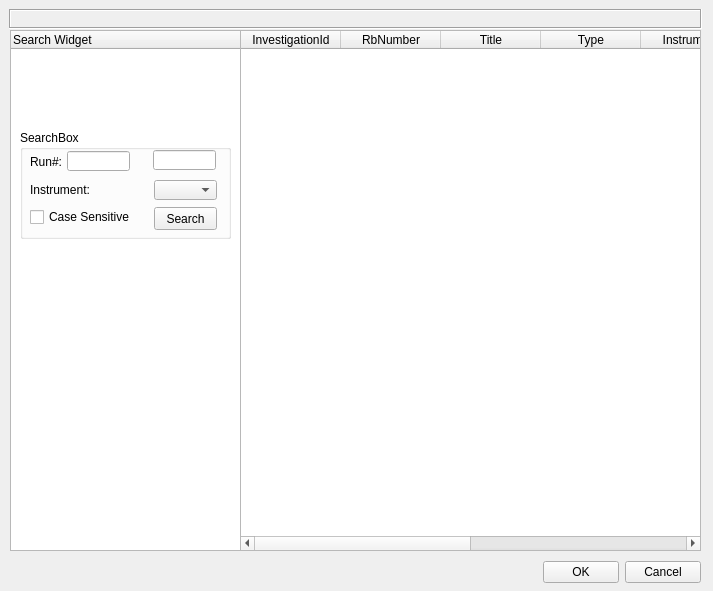
Qt form Code/qtiplot/MantidQt/MantidWidgets/inc/ICatSearch.ui (mantidproject/mantid) before a commit.
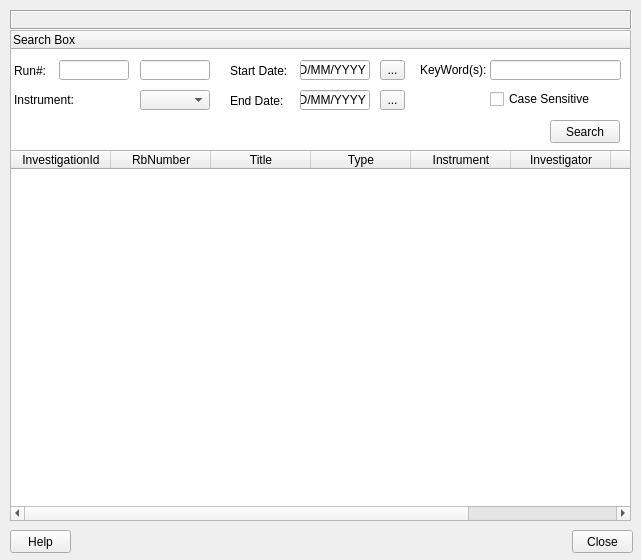
The same form after that commit.

Commit message: re #1317 - New menu item  and user interface for MyDataSearch is added.Added a new button to investigations details  user interface to select all files and a check box to select only data files.Now multiple data files can be downloaded and loaded to mantid from the ICat interface.

```diff
--- a/Code/qtiplot/MantidQt/MantidWidgets/inc/ICatSearch.ui
+++ b/Code/qtiplot/MantidQt/MantidWidgets/inc/ICatSearch.ui
@@ -5,8 +5,8 @@
    <rect>
     <x>0</x>
     <y>0</y>
-    <width>713</width>
-    <height>591</height>
+    <width>641</width>
+    <height>560</height>
    </rect>
   </property>
   <property name="windowTitle" >
@@ -15,15 +15,18 @@
   <widget class="QTableWidget" name="searchtableWidget" >
    <property name="geometry" >
     <rect>
-     <x>240</x>
-     <y>30</y>
-     <width>461</width>
-     <height>521</height>
+     <x>10</x>
+     <y>150</y>
+     <width>621</width>
+     <height>371</height>
     </rect>
    </property>
    <property name="toolTip" >
     <string>ICat Search Results Window</string>
    </property>
+   <property name="styleSheet" >
+    <string notr="true" >alternate-background-color: rgb(216, 225, 255);</string>
+   </property>
    <property name="alternatingRowColors" >
     <bool>true</bool>
    </property>
@@ -74,44 +77,132 @@
     </property>
    </column>
   </widget>
+  <widget class="QLabel" name="searchlabel" >
+   <property name="geometry" >
+    <rect>
+     <x>10</x>
+     <y>10</y>
+     <width>622</width>
+     <height>20</height>
+    </rect>
+   </property>
+   <property name="frameShape" >
+    <enum>QFrame::Box</enum>
+   </property>
+   <property name="frameShadow" >
+    <enum>QFrame::Sunken</enum>
+   </property>
+   <property name="text" >
+    <string/>
+   </property>
+  </widget>
   <widget class="QTreeWidget" name="searchtreeWidget" >
    <property name="geometry" >
     <rect>
      <x>10</x>
      <y>30</y>
-     <width>231</width>
-     <height>521</height>
+     <width>621</width>
+     <height>121</height>
     </rect>
    </property>
    <property name="toolTip" >
-    <string>ICat Search Widget</string>
+    <string>ICat Search Box</string>
    </property>
    <property name="statusTip" >
     <string/>
    </property>
    <column>
     <property name="text" >
-     <string>Search Widget</string>
+     <string>Search Box</string>
     </property>
    </column>
   </widget>
-  <widget class="QGroupBox" name="searchgroupBox" >
+  <widget class="QLabel" name="enddateLabel" >
    <property name="geometry" >
     <rect>
-     <x>20</x>
-     <y>130</y>
-     <width>211</width>
-     <height>109</height>
+     <x>230</x>
+     <y>93</y>
+     <width>61</width>
+     <height>16</height>
     </rect>
    </property>
-   <property name="title" >
-    <string>SearchBox</string>
+   <property name="text" >
+    <string>End Date:</string>
    </property>
+  </widget>
+  <widget class="QLineEdit" name="endRunEdit" >
+   <property name="geometry" >
+    <rect>
+     <x>140</x>
+     <y>60</y>
+     <width>70</width>
+     <height>20</height>
+    </rect>
+   </property>
+   <property name="toolTip" >
+    <string>End Run Number</string>
+   </property>
+  </widget>
+  <widget class="QLineEdit" name="startdateLineEdit" >
+   <property name="geometry" >
+    <rect>
+     <x>300</x>
+     <y>60</y>
+     <width>70</width>
+     <height>20</height>
+    </rect>
+   </property>
+   <property name="text" >
+    <string>DD/MM/YYYY</string>
+   </property>
+  </widget>
+  <widget class="QLineEdit" name="startRunEdit" >
+   <property name="geometry" >
+    <rect>
+     <x>59</x>
+     <y>60</y>
+     <width>70</width>
+     <height>20</height>
+    </rect>
+   </property>
+   <property name="toolTip" >
+    <string>Start Run Number</string>
+   </property>
+  </widget>
+  <widget class="QLabel" name="startdateLabel" >
+   <property name="geometry" >
+    <rect>
+     <x>230</x>
+     <y>63</y>
+     <width>61</width>
+     <height>16</height>
+    </rect>
+   </property>
+   <property name="text" >
+    <string>Start Date:</string>
+   </property>
+  </widget>
+  <widget class="QCheckBox" name="casesensitiveBox" >
+   <property name="geometry" >
+    <rect>
+     <x>490</x>
+     <y>90</y>
+     <width>111</width>
+     <height>18</height>
+    </rect>
+   </property>
+   <property name="toolTip" >
+    <string>Case Sensitive keyWord Search</string>
+   </property>
+   <property name="text" >
+    <string>Case Sensitive</string>
+   </property>
+  </widget>
    <widget class="QLabel" name="runNumberLabel" >
     <property name="geometry" >
      <rect>
-      <x>10</x>
-      <y>22</y>
+     <x>14</x>
+     <y>61</y>
       <width>31</width>
       <height>20</height>
      </rect>
@@ -120,38 +211,25 @@
      <string>Run#:</string>
     </property>
    </widget>
-   <widget class="QLineEdit" name="startRunEdit" >
+  <widget class="QToolButton" name="startdatetoolButton" >
     <property name="geometry" >
      <rect>
-      <x>47</x>
-      <y>21</y>
-      <width>63</width>
+     <x>380</x>
+     <y>60</y>
+     <width>25</width>
       <height>20</height>
      </rect>
     </property>
-    <property name="toolTip" >
-     <string>Start Run Number</string>
-    </property>
-   </widget>
-   <widget class="QLineEdit" name="endRunEdit" >
-    <property name="geometry" >
-     <rect>
-      <x>133</x>
-      <y>20</y>
-      <width>63</width>
-      <height>20</height>
-     </rect>
-    </property>
-    <property name="toolTip" >
-     <string>End Run Number</string>
+   <property name="text" >
+    <string>...</string>
     </property>
    </widget>
    <widget class="QLabel" name="instrumentLabel" >
     <property name="geometry" >
      <rect>
-      <x>10</x>
-      <y>50</y>
-      <width>116</width>
+     <x>14</x>
+     <y>90</y>
+     <width>61</width>
       <height>20</height>
      </rect>
     </property>
@@ -162,9 +240,9 @@
    <widget class="QComboBox" name="instrmentBox" >
     <property name="geometry" >
      <rect>
-      <x>134</x>
-      <y>50</y>
-      <width>63</width>
+     <x>140</x>
+     <y>90</y>
+     <width>70</width>
       <height>20</height>
      </rect>
     </property>
@@ -172,25 +250,61 @@
      <string>Instrument Box</string>
     </property>
    </widget>
-   <widget class="QCheckBox" name="casesensitiveBox" >
+  <widget class="QLabel" name="keywordsLabel" >
     <property name="geometry" >
      <rect>
-      <x>10</x>
-      <y>78</y>
-      <width>116</width>
-      <height>18</height>
+     <x>420</x>
+     <y>62</y>
+     <width>71</width>
+     <height>16</height>
      </rect>
     </property>
     <property name="text" >
-     <string>Case Sensitive</string>
+    <string>KeyWord(s):</string>
+   </property>
+  </widget>
+  <widget class="QLineEdit" name="enddateLineEdit" >
+   <property name="geometry" >
+    <rect>
+     <x>300</x>
+     <y>90</y>
+     <width>70</width>
+     <height>20</height>
+    </rect>
+   </property>
+   <property name="text" >
+    <string>DD/MM/YYYY</string>
+   </property>
+  </widget>
+  <widget class="QToolButton" name="enddatetoolButton" >
+   <property name="geometry" >
+    <rect>
+     <x>380</x>
+     <y>90</y>
+     <width>25</width>
+     <height>20</height>
+    </rect>
+   </property>
+   <property name="text" >
+    <string>...</string>
+   </property>
+  </widget>
+  <widget class="QLineEdit" name="keywordslineEdit" >
+   <property name="geometry" >
+    <rect>
+     <x>490</x>
+     <y>60</y>
+     <width>131</width>
+     <height>20</height>
+    </rect>
     </property>
    </widget>
    <widget class="QPushButton" name="searchButton" >
     <property name="geometry" >
      <rect>
-      <x>134</x>
-      <y>77</y>
-      <width>63</width>
+     <x>550</x>
+     <y>120</y>
+     <width>70</width>
       <height>23</height>
      </rect>
     </property>
@@ -198,66 +312,33 @@
      <string>Search</string>
     </property>
    </widget>
-  </widget>
-  <widget class="QLabel" name="searchlabel" >
+  <widget class="QPushButton" name="helpButton" >
    <property name="geometry" >
     <rect>
-     <x>9</x>
-     <y>9</y>
-     <width>693</width>
-     <height>20</height>
+     <x>10</x>
+     <y>530</y>
+     <width>61</width>
+     <height>23</height>
     </rect>
    </property>
-   <property name="frameShape" >
-    <enum>QFrame::Box</enum>
-   </property>
-   <property name="frameShadow" >
-    <enum>QFrame::Sunken</enum>
-   </property>
    <property name="text" >
-    <string/>
+    <string>Help</string>
    </property>
   </widget>
-  <widget class="QWidget" name="layoutWidget" >
+  <widget class="QPushButton" name="closeButton" >
    <property name="geometry" >
     <rect>
-     <x>543</x>
-     <y>560</y>
-     <width>158</width>
-     <height>25</height>
+     <x>572</x>
+     <y>530</y>
+     <width>61</width>
+     <height>23</height>
     </rect>
    </property>
-   <layout class="QHBoxLayout" name="horizontalLayout" >
-    <item>
-     <widget class="QPushButton" name="okButton" >
       <property name="text" >
-       <string>OK</string>
-      </property>
-     </widget>
-    </item>
-    <item>
-     <widget class="QPushButton" name="cancelButton" >
-      <property name="text" >
-       <string>Cancel</string>
-      </property>
-     </widget>
-    </item>
-   </layout>
-   <zorder>cancelButton</zorder>
-   <zorder>okButton</zorder>
-  </widget>
- </widget>
- <tabstops>
-  <tabstop>startRunEdit</tabstop>
-  <tabstop>endRunEdit</tabstop>
-  <tabstop>instrmentBox</tabstop>
-  <tabstop>casesensitiveBox</tabstop>
-  <tabstop>searchButton</tabstop>
-  <tabstop>okButton</tabstop>
-  <tabstop>cancelButton</tabstop>
-  <tabstop>searchtreeWidget</tabstop>
-  <tabstop>searchtableWidget</tabstop>
- </tabstops>
+    <string>Close</string>
+   </property>
+  </widget>
+ </widget>
  <resources/>
  <connections/>
 </ui>
```
Lines whose indentation alone changed are shown as unchanged. The commit also changes 11 other files.
